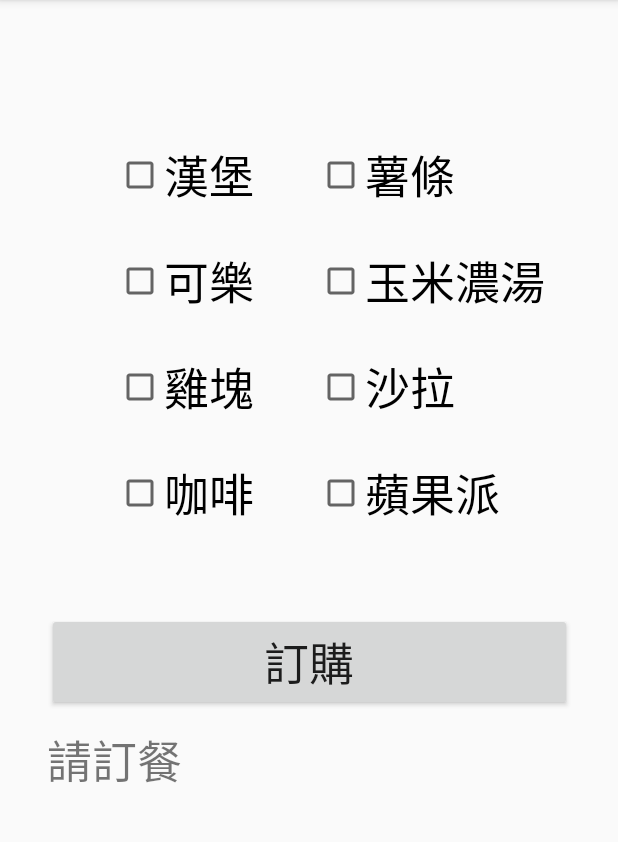
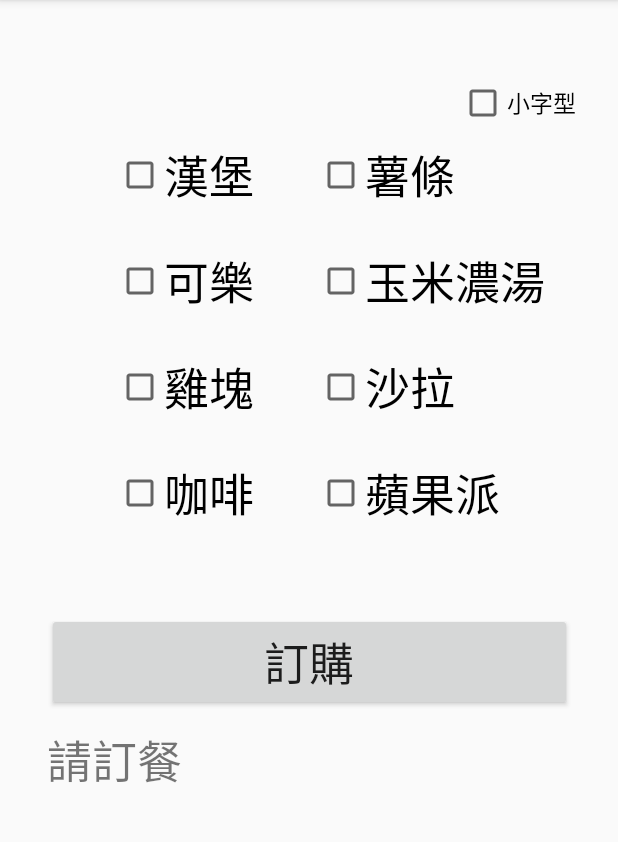
Before and after one commit to DerrickPikachu/FoodMenu, an Android app: the screen it shows after launch (MainActivity), on a phone screen of 412 x 824 dp, the part 84-926 px from its top. Run offline under Robolectric (Android 15) with nearby library versions, the phone set to English and light mode, and no system bars.

Commit message:
make the size of the result string changable

```diff
--- a/app/src/main/java/com/example/foodmenu/MainActivity.java
+++ b/app/src/main/java/com/example/foodmenu/MainActivity.java
@@ -15,6 +15,7 @@ public class MainActivity extends AppCompatActivity implements View.OnClickListe
 
     private TextView resultPrint;
     private int boxesId[] = {R.id.hamburger, R.id.frenchFries, R.id.cola, R.id.cornSoup, R.id.friedChicken, R.id.salad, R.id.coffee, R.id.applePie};
+    private CheckBox wordType;
     private Button orderBtn;
     private ArrayList<String> checked;
 
@@ -26,7 +27,9 @@ public class MainActivity extends AppCompatActivity implements View.OnClickListe
         resultPrint = findViewById(R.id.result);
         orderBtn = findViewById(R.id.orderBtn);
         checked = new ArrayList<>();
+        wordType = findViewById(R.id.wordType);
 
+        wordType.setOnCheckedChangeListener(this);
         orderBtn.setOnClickListener(this);
 
         for (int i:boxesId) {
@@ -53,14 +56,20 @@ public class MainActivity extends AppCompatActivity implements View.OnClickListe
     public void onCheckedChanged(CompoundButton compoundButton, boolean b) {
         String result = "您點的餐點是:\n";
 
+        if (compoundButton.getId() != R.id.wordType) {
             if (b)
                 checked.add(compoundButton.getText().toString());
             else
                 checked.remove(compoundButton.getText().toString());
 
-        for (int i=0; i<checked.size(); i++)
+            for (int i = 0; i < checked.size(); i++)
                 result = result + checked.get(i) + "\n";
 
             resultPrint.setText(result);
         }
+        else if (b)
+            resultPrint.setTextSize(15);
+        else
+            resultPrint.setTextSize(30);
     }
+}
--- a/app/src/main/res/layout/activity_main.xml
+++ b/app/src/main/res/layout/activity_main.xml
@@ -130,4 +130,17 @@
         </LinearLayout>
     </ScrollView>
 
+    <CheckBox
+        android:id="@+id/wordType"
+        android:layout_width="wrap_content"
+        android:layout_height="wrap_content"
+        android:layout_marginEnd="28dp"
+        android:layout_marginRight="28dp"
+        android:text="@string/word_type"
+        android:textSize="15sp"
+        app:layout_constraintBottom_toTopOf="@+id/frenchFries"
+        app:layout_constraintEnd_toEndOf="parent"
+        app:layout_constraintTop_toTopOf="parent"
+        app:layout_constraintVertical_bias="0.854" />
+
 </androidx.constraintlayout.widget.ConstraintLayout>
--- a/app/src/main/res/values/strings.xml
+++ b/app/src/main/res/values/strings.xml
@@ -10,4 +10,5 @@
     <string name="coffee">咖啡</string>
     <string name="salad">沙拉</string>
     <string name="apple_pie">蘋果派</string>
+    <string name="word_type" >小字型</string>
 </resources>
```
Lines whose indentation alone changed are shown as unchanged.
